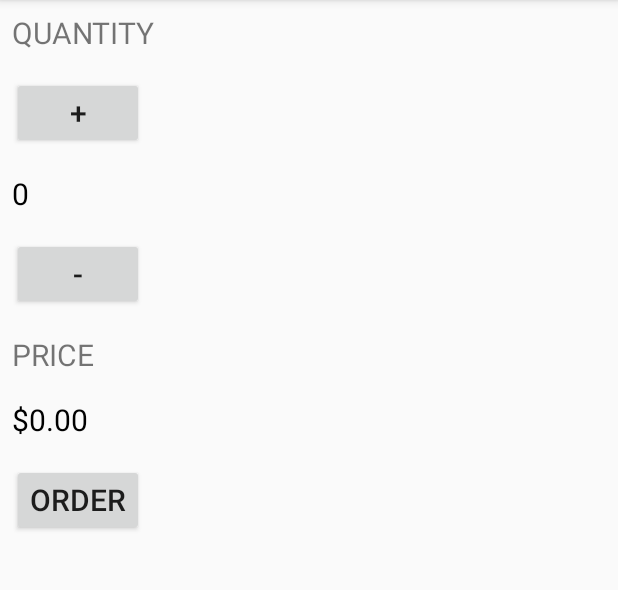
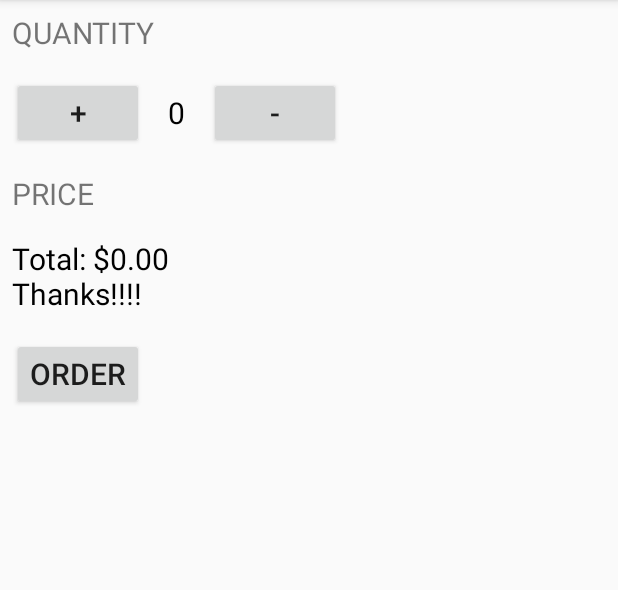
Before and after one commit to ArleyCH/Just-Java, an Android app: the screen it shows after launch (MainActivity), on a phone screen of 412 x 824 dp, the part 84-674 px from its top. Run offline under Robolectric (Android 15) with nearby library versions, the phone set to English and light mode, and no system bars.

Commit message:
The app at the end of lesson 2.

```diff
--- a/app/src/main/java/com/example/user/justjava/MainActivity.java
+++ b/app/src/main/java/com/example/user/justjava/MainActivity.java
@@ -54,6 +54,7 @@ public class MainActivity extends AppCompatActivity {
      * This method displays the given price on the screen.
      */
     private void displayPrice(int number) {
-        priceTextView.setText(NumberFormat.getCurrencyInstance().format(number));
+        priceTextView.setText("Total: "+NumberFormat.getCurrencyInstance().format(number) + "\nThanks!!!!");
+
     }
 }
--- a/app/src/main/res/layout/activity_main.xml
+++ b/app/src/main/res/layout/activity_main.xml
@@ -11,6 +11,10 @@
         android:text="QUANTITY"
         android:textSize="20sp"
         android:layout_margin="8dp"/>
+    <LinearLayout
+        android:layout_width="match_parent"
+        android:layout_height="wrap_content"
+        android:orientation="horizontal">
         <Button
             android:layout_width="wrap_content"
             android:layout_height="wrap_content"
@@ -33,12 +37,14 @@
             android:textSize="20sp"
             android:layout_margin="8dp"
             android:onClick="decrement"/>
+    </LinearLayout>
     <TextView
         android:layout_width="wrap_content"
         android:layout_height="wrap_content"
         android:text="PRICE"
         android:textSize="20sp"
         android:layout_margin="8dp"/>
+
     <TextView
         android:id="@+id/price_text_view"
         android:layout_width="wrap_content"
```
Lines whose indentation alone changed are shown as unchanged.
